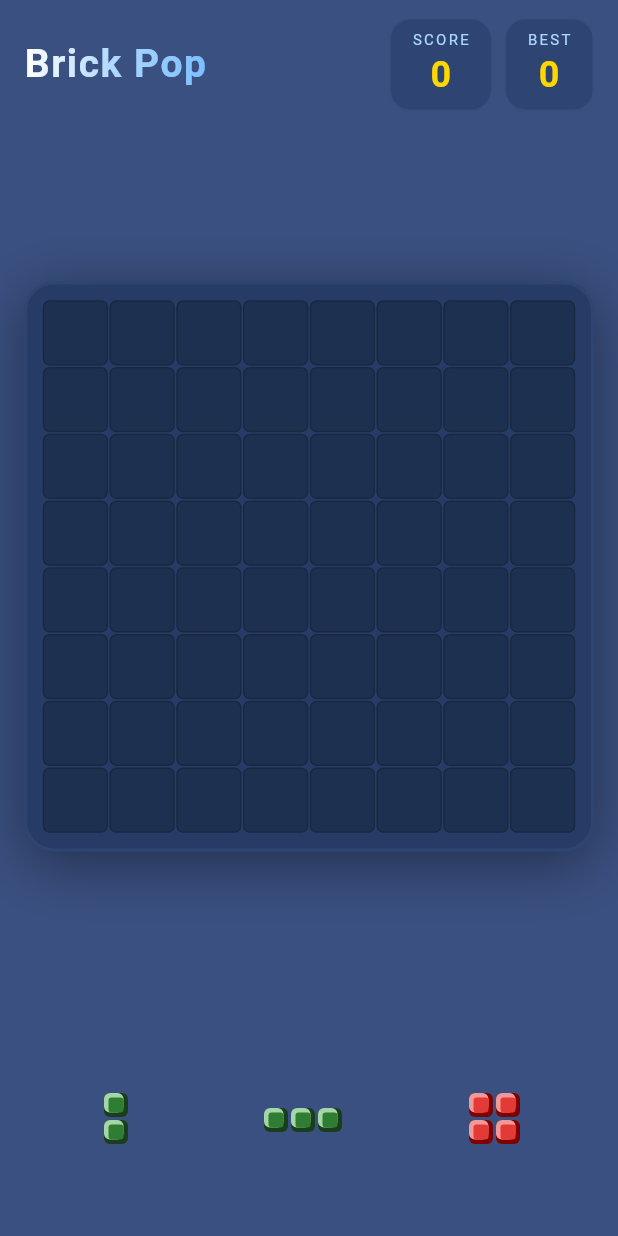
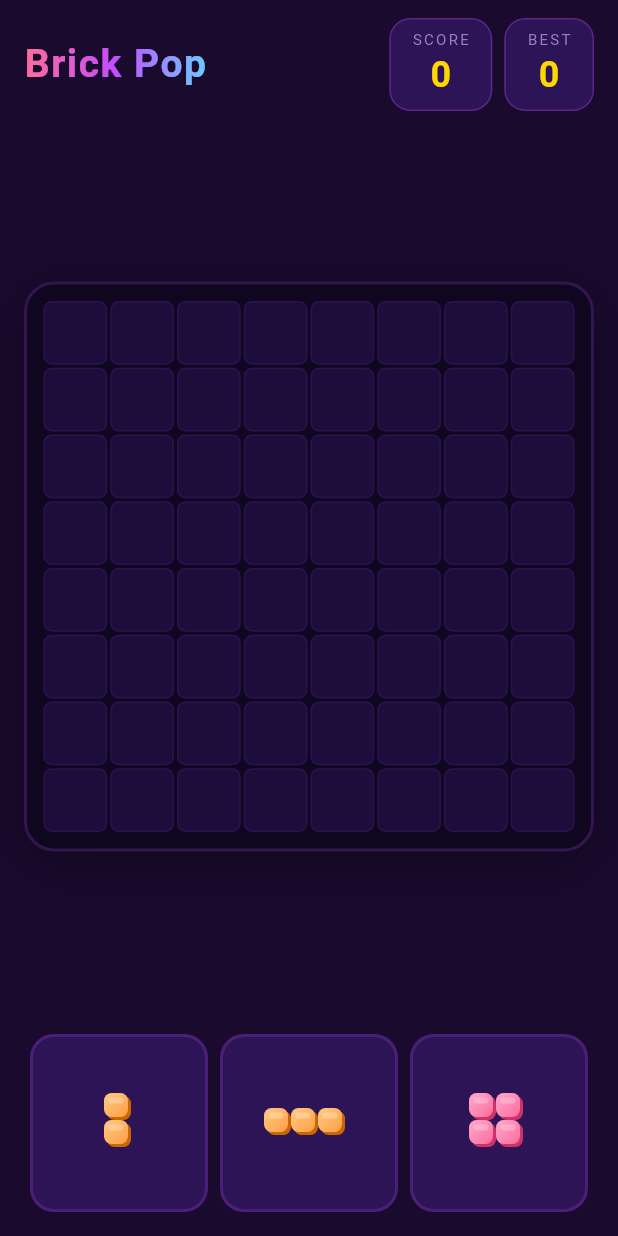
Before and after one commit to marksev/nf, a Flutter app: the screen it shows after launch, on a phone screen of 412 x 824 dp. Run offline on Flutter 3.47's test engine with Material 3 defaults, Android fonts, the phone set to English and light mode, and no system bars; our stand-ins replace audioplayers, google_mobile_ads, shared_preferences; network calls fail.

Commit message:
Revert "Overhaul theme: blue background + 3D beveled bricks"
This reverts commit 8eb597637c9d53a4f0b9d502e2db8c62d882cf45.

```diff
--- a/lib/main.dart
+++ b/lib/main.dart
@@ -9,15 +9,15 @@ import 'dart:math';
 
 // ─── CONSTANTS ───────────────────────────────────────────────────────────────
 const int kGridSize = 8;
-const Color kBgColor = Color(0xFF3A5080);
-const Color kPanelColor = Color(0xFF2E4472);
-const Color kGridBgColor = Color(0xFF263C66);
-const Color kCellEmptyColor = Color(0xFF1E3050);
-const Color kCellBorderColor = Color(0xFF182840);
+const Color kBgColor = Color(0xFF1a0a2e);
+const Color kPanelColor = Color(0xFF2d1457);
+const Color kGridBgColor = Color(0xFF0f0720);
+const Color kCellEmptyColor = Color(0xFF1e0d3a);
+const Color kCellBorderColor = Color(0xFF2a1250);
 const Color kGoldColor = Color(0xFFFFD700);
-const Color kAccentColor = Color(0xFFFFFFFF);
-const Color kAccent2Color = Color(0xFF4A6A9A);
-const Color kTextColor = Color(0xFFFFFFFF);
+const Color kAccentColor = Color(0xFFff6b9d);
+const Color kAccent2Color = Color(0xFFc44dff);
+const Color kTextColor = Color(0xFFf0e6ff);
 
 /// How many grid-cell heights the drag ghost is lifted above the finger.
 const double kDragOffsetCells = 1.8;
@@ -29,14 +29,14 @@ class PieceColor {
 }
 
 const List<PieceColor> kPieceColors = [
-  PieceColor(Color(0xFFE53935), Color(0xFFEF9A9A), Color(0xFF7F0000)), // red
-  PieceColor(Color(0xFFFDD835), Color(0xFFFFF176), Color(0xFF7A6500)), // yellow
-  PieceColor(Color(0xFF8E24AA), Color(0xFFCE93D8), Color(0xFF4A0072)), // purple
-  PieceColor(Color(0xFFE65100), Color(0xFFFFCC80), Color(0xFF7A2100)), // orange
-  PieceColor(Color(0xFF0288D1), Color(0xFF81D4FA), Color(0xFF004A7A)), // cyan
-  PieceColor(Color(0xFF2E7D32), Color(0xFFA5D6A7), Color(0xFF1A3D1C)), // green
-  PieceColor(Color(0xFFE53935), Color(0xFFEF9A9A), Color(0xFF7F0000)), // red
-  PieceColor(Color(0xFF8E24AA), Color(0xFFCE93D8), Color(0xFF4A0072)), // purple
+  PieceColor(Color(0xFFFF6B6B), Color(0xFFFF9999), Color(0xFFCC3333)), // red
+  PieceColor(Color(0xFFFFD166), Color(0xFFFFE99A), Color(0xFFCC9900)), // yellow
+  PieceColor(Color(0xFF06D6A0), Color(0xFF6EFFD0), Color(0xFF049970)), // green
+  PieceColor(Color(0xFF118AB2), Color(0xFF56C8F0), Color(0xFF0A5F7A)), // blue
+  PieceColor(Color(0xFFC44DFF), Color(0xFFE090FF), Color(0xFF8800CC)), // purple
+  PieceColor(Color(0xFFFF9F43), Color(0xFFFFCA85), Color(0xFFCC6600)), // orange
+  PieceColor(Color(0xFFFF6B9D), Color(0xFFFFAACB), Color(0xFFCC3366)), // pink
+  PieceColor(Color(0xFF48DBFB), Color(0xFF99EEFF), Color(0xFF009FCC)), // cyan
 ];
 
 // ─── SHAPES ──────────────────────────────────────────────────────────────────
@@ -538,7 +538,7 @@ class _GamePageState extends State<GamePage> with TickerProviderStateMixin {
         children: [
           ShaderMask(
             shaderCallback: (bounds) => const LinearGradient(
-              colors: [Colors.white, Color(0xFFADD8FF), Color(0xFF7BBFFF)],
+              colors: [kAccentColor, kAccent2Color, Color(0xFF6bcbff)],
             ).createShader(bounds),
             child: const Text(
               'Brick Pop',
@@ -571,7 +571,7 @@ class _GamePageState extends State<GamePage> with TickerProviderStateMixin {
         children: [
           Text(label,
               style: const TextStyle(
-                  fontSize: 10, color: Color(0xFFADD8FF), letterSpacing: 1.5)),
+                  fontSize: 10, color: Color(0xFF9b7fc4), letterSpacing: 1.5)),
           Text(
             value.toString(),
             style: const TextStyle(
@@ -622,8 +622,11 @@ class _GamePageState extends State<GamePage> with TickerProviderStateMixin {
                 aspectRatio: 1,
                 child: Container(
                   key: _slotKeys[i],
-                  decoration: const BoxDecoration(
-                    color: Colors.transparent,
+                  decoration: BoxDecoration(
+                    color: kPanelColor,
+                    borderRadius: BorderRadius.circular(16),
+                    border: Border.all(
+                        color: kAccent2Color.withOpacity(0.2), width: 2),
                   ),
                   child: _pieces[i] == null
                       ? null
@@ -752,8 +755,8 @@ class GridPainter extends CustomPainter {
   void paint(Canvas canvas, Size size) {
     final cellW = size.width / kGridSize;
     final cellH = size.height / kGridSize;
-    const gap = 2.0;
-    const radius = Radius.circular(4);
+    const gap = 3.0;
+    const radius = Radius.circular(5);
 
     // Collect preview positions
     final previewSet = <String>{};
@@ -785,20 +788,19 @@ class GridPainter extends CustomPainter {
           canvas.drawRRect(rect, Paint()..color = Colors.white.withOpacity(0.9));
         } else if (val != 0) {
           final pc = kPieceColors[(val - 1) % kPieceColors.length];
-          const bevel = 3.0;
-          // Layer 1: shadow (bottom-right dark border)
-          canvas.drawRRect(rect, Paint()..color = pc.shadow);
-          // Layer 2: highlight (top-left light border)
+          final grad = LinearGradient(
+            begin: Alignment.topLeft,
+            end: Alignment.bottomRight,
+            colors: [pc.shine, pc.fill],
+          ).createShader(Rect.fromLTWH(x, y, w, h));
+          canvas.drawRRect(rect, Paint()..shader = grad);
+          // Shine highlight
           canvas.drawRRect(
             RRect.fromRectAndRadius(
-                Rect.fromLTWH(x, y, w - bevel, h - bevel), radius),
-            Paint()..color = pc.shine);
-          // Layer 3: main fill (center)
-          canvas.drawRRect(
-            RRect.fromRectAndRadius(
-                Rect.fromLTWH(x + bevel, y + bevel, w - bevel * 2, h - bevel * 2),
-                const Radius.circular(2)),
-            Paint()..color = pc.fill);
+                Rect.fromLTWH(x + 3, y + 3, w - 6, (h - 6) * 0.4),
+                const Radius.circular(3)),
+            Paint()..color = Colors.white.withOpacity(0.25),
+          );
         } else if (isPreview) {
           final pc = kPieceColors[previewPiece!.colorIdx];
           canvas.drawRRect(
@@ -836,29 +838,34 @@ class PiecePainter extends CustomPainter {
   void paint(Canvas canvas, Size size) {
     final pc = kPieceColors[piece.colorIdx];
     const pad = 4.0;
-    const radius = Radius.circular(4);
-    const bevel = 3.0;
+    const radius = Radius.circular(5);
 
     for (final cell in piece.shape) {
       final x = pad + cell[1] * cellSize;
       final y = pad + cell[0] * cellSize;
       final sz = cellSize - 2;
-      final rect = RRect.fromRectAndRadius(Rect.fromLTWH(x, y, sz, sz), radius);
 
-      // Layer 1: shadow (bottom-right dark border)
-      canvas.drawRRect(rect, Paint()..color = pc.shadow);
-      // Layer 2: highlight (top-left light border)
+      // Shadow
+      canvas.drawRRect(
+        RRect.fromRectAndRadius(Rect.fromLTWH(x + 2, y + 2, sz, sz), radius),
+        Paint()..color = pc.shadow,
+      );
+      // Main gradient
+      final grad = LinearGradient(
+        begin: Alignment.topLeft,
+        end: Alignment.bottomRight,
+        colors: [pc.shine, pc.fill],
+      ).createShader(Rect.fromLTWH(x, y, sz, sz));
+      canvas.drawRRect(
+        RRect.fromRectAndRadius(Rect.fromLTWH(x, y, sz, sz), radius),
+        Paint()..shader = grad,
+      );
+      // Shine
       canvas.drawRRect(
         RRect.fromRectAndRadius(
-            Rect.fromLTWH(x, y, sz - bevel, sz - bevel), radius),
-        Paint()..color = pc.shine,
-      );
-      // Layer 3: main fill (center)
-      canvas.drawRRect(
-        RRect.fromRectAndRadius(
-            Rect.fromLTWH(x + bevel, y + bevel, sz - bevel * 2, sz - bevel * 2),
-            const Radius.circular(2)),
-        Paint()..color = pc.fill,
+            Rect.fromLTWH(x + 3, y + 3, sz - 6, (sz - 6) * 0.4),
+            const Radius.circular(3)),
+        Paint()..color = Colors.white.withOpacity(0.25),
       );
     }
   }
```
